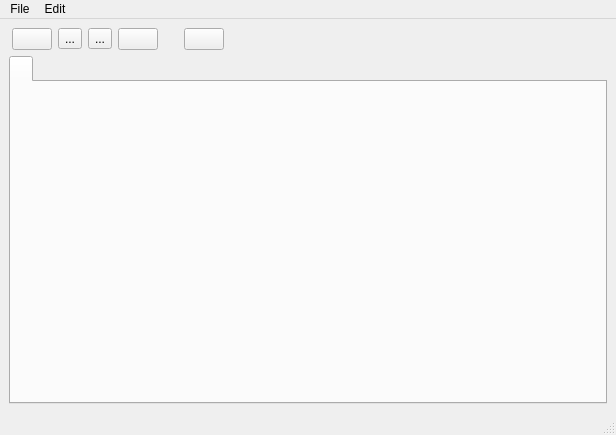
Qt form galacteek/ui/galacteek.ui (pinnaculum/galacteek) before a commit.
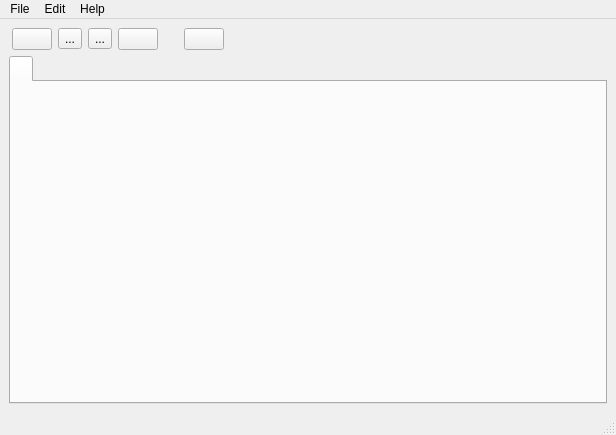
The same form after that commit. Icons and pictures are not drawn.

Diff of the .ui file:
```diff
--- a/galacteek/ui/galacteek.ui
+++ b/galacteek/ui/galacteek.ui
@@ -192,8 +192,15 @@
     </property>
     <addaction name="actionSettings"/>
    </widget>
+   <widget class="QMenu" name="menuAbout">
+    <property name="title">
+     <string>Help</string>
+    </property>
+    <addaction name="actionAboutGalacteek"/>
+   </widget>
    <addaction name="menuVery_Good"/>
    <addaction name="menuEdit"/>
+   <addaction name="menuAbout"/>
   </widget>
   <widget class="QStatusBar" name="statusbar"/>
   <action name="actionQuit">
```
Left out of the diff: 17 changed lines with no effect on the pictures.
